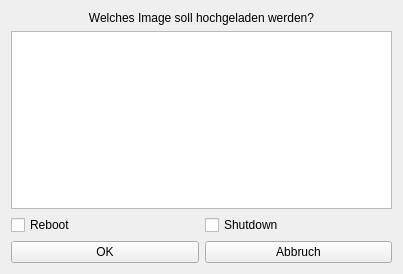
Old version of the form linbo_gui/linboImageUpload.ui in the repository linuxmuster/linuxmuster-linbo.
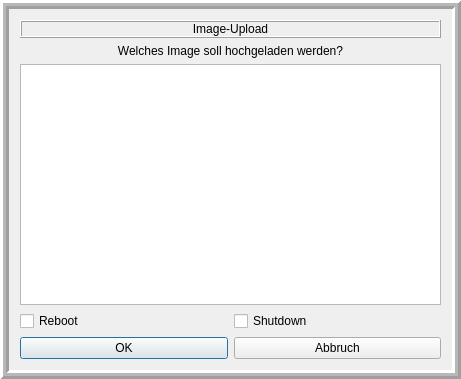
New version of the form.

Commit message: rewrite linboImageUpload

Patch:
```diff
--- a/linbo_gui/linboImageUpload.ui
+++ b/linbo_gui/linboImageUpload.ui
@@ -1,19 +1,65 @@
 <?xml version="1.0" encoding="UTF-8"?>
 <ui version="4.0">
  <class>linboImageUpload</class>
- <widget class="QWidget" name="linboImageUpload">
+ <widget class="QDialog" name="linboImageUpload">
   <property name="geometry">
    <rect>
     <x>0</x>
     <y>0</y>
-    <width>403</width>
-    <height>274</height>
+    <width>461</width>
+    <height>379</height>
    </rect>
   </property>
   <property name="windowTitle">
    <string>Image Auswahl</string>
   </property>
+  <property name="modal">
+   <bool>true</bool>
+  </property>
+  <layout class="QHBoxLayout" name="horizontalLayout_3">
+   <property name="leftMargin">
+    <number>0</number>
+   </property>
+   <property name="topMargin">
+    <number>0</number>
+   </property>
+   <property name="rightMargin">
+    <number>0</number>
+   </property>
+   <property name="bottomMargin">
+    <number>0</number>
+   </property>
+   <item>
+    <widget class="QFrame" name="frame">
+     <property name="frameShape">
+      <enum>QFrame::Box</enum>
+     </property>
+     <property name="frameShadow">
+      <enum>QFrame::Raised</enum>
+     </property>
+     <property name="lineWidth">
+      <number>3</number>
+     </property>
+     <property name="midLineWidth">
+      <number>3</number>
+     </property>
   <layout class="QVBoxLayout" name="verticalLayout">
+      <item>
+       <widget class="QLabel" name="label">
+        <property name="frameShape">
+         <enum>QFrame::Box</enum>
+        </property>
+        <property name="frameShadow">
+         <enum>QFrame::Raised</enum>
+        </property>
+        <property name="text">
+         <string>Image-Upload</string>
+        </property>
+        <property name="alignment">
+         <set>Qt::AlignCenter</set>
+        </property>
+       </widget>
+      </item>
    <item>
     <widget class="QLabel" name="OSLabel">
      <property name="text">
@@ -73,6 +119,15 @@
     </layout>
    </item>
   </layout>
+     <zorder></zorder>
+     <zorder>checkReboot</zorder>
+     <zorder></zorder>
+     <zorder>listBox</zorder>
+     <zorder>OSLabel</zorder>
+     <zorder>label</zorder>
+    </widget>
+   </item>
+  </layout>
  </widget>
  <layoutdefault spacing="6" margin="11"/>
  <pixmapfunction>qPixmapFromMimeSource</pixmapfunction>
```
Left out of the diff: 19 changed lines with no effect on the pictures. Lines whose indentation alone changed are shown as unchanged. The commit also changes 6 other files.
